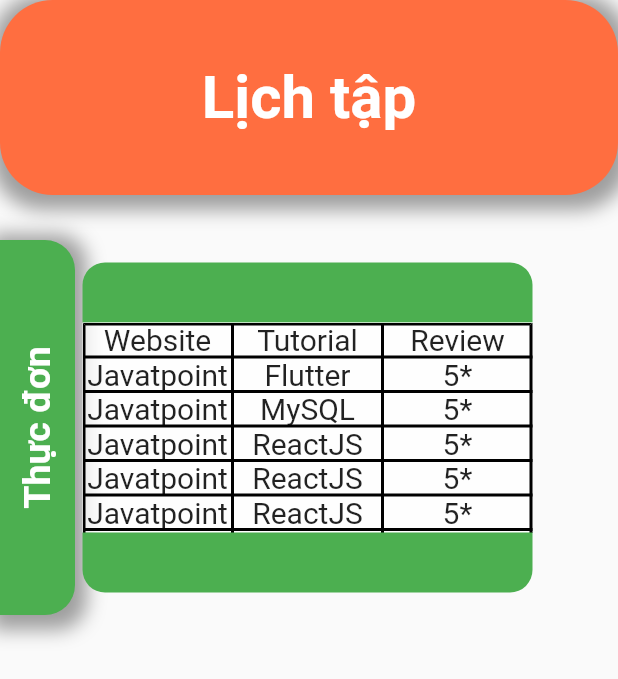
After one commit to hlongpt1999/luan_van, a Flutter app: the CreateScheduleScreen screen opened directly, on a phone screen of 412 x 824 dp. The commit adds this screen. Shown: the top 679 px of the screen. Run offline on Flutter 3.47's test engine with Material 2 defaults, Android fonts, the phone set to English and light mode, and no system bars; statements that could not run were skipped.

Commit message:
[Create] - Schedule Screen

```diff
--- a/lib/Screens/bmi/EvaluateBMIScreen.dart
+++ b/lib/Screens/bmi/EvaluateBMIScreen.dart
@@ -3,6 +3,7 @@
 import 'package:luan_van/resources/background_painter_circle.dart';
 import 'package:luan_van/resources/button_outline.dart';
 import 'package:luan_van/screens/bmi/box_bmi_select.dart';
+import 'package:luan_van/screens/schedule/CreateScheduleScreen.dart';
 
 class EvaluateBMIScreen extends StatefulWidget{
   @override
@@ -92,6 +93,16 @@
                   SizedBox(height: 10,),
                   GestureDetector(
                     onTap: refreshadd,
+                    child: ButtonOutLine(),
+                  ),
+
+                  SizedBox(height: 10,),
+                  GestureDetector(
+                    onTap: ((){
+                      setState(() {
+                        Navigator.of(context).push(MaterialPageRoute(builder: (context) => CreateScheduleScreen()));
+                      });
+                    }),
                     child: ButtonOutLine(),
                   ),
                 ],
--- /dev/null
+++ b/lib/Screens/schedule/CreateScheduleScreen.dart
@@ -0,0 +1,211 @@
+import 'package:flutter/cupertino.dart';
+import 'package:flutter/material.dart';
+
+class CreateScheduleScreen extends StatefulWidget {
+  @override
+  State<StatefulWidget> createState() => CreateScheduleScreenState();
+}
+
+class CreateScheduleScreenState extends State<CreateScheduleScreen> {
+  double _sizeHeightSchedule = 250, _sizeHeightItemSchedule = 220;
+  double _sizeWidthItemSchedule = 300;
+  double _sizeHeightTitle = 40;
+  double _radiusItem = 15;
+  double _sizeTextDetail = 20;
+
+  @override
+  Widget build(BuildContext context) {
+    return Scaffold(
+      body: Container(
+        child: Column(
+          mainAxisAlignment: MainAxisAlignment.start,
+          crossAxisAlignment: CrossAxisAlignment.center,
+          children: [
+            Center(
+              child: Container(
+                height: 130,
+                width: double.infinity,
+                decoration: BoxDecoration(
+                  color: Colors.deepOrangeAccent,
+                  borderRadius: BorderRadius.all(Radius.circular(35)),
+                  boxShadow: [
+                    BoxShadow(
+                      color: Colors.grey.withOpacity(1),
+                      spreadRadius: 7,
+                      blurRadius: 10,
+                      offset: Offset(1, 3), // changes position of shadow
+                    ),
+                  ],
+                ),
+                child: Center(
+                  child: Text(
+                    "Lịch tập",
+                    style: TextStyle(
+                      color: Colors.white,
+                      fontSize: 40,
+                      fontWeight: FontWeight.bold,
+                    ),
+                  ),
+                ),
+              ),
+            ),
+            SizedBox(
+              height: 30,
+            ),
+            Container(
+              height: _sizeHeightSchedule,
+              width: double.infinity,
+              child: Row(
+                children: [
+                  rotateTitle("Thực đơn"),
+                  SizedBox(
+                    width: 5,
+                  ),
+                  Container(
+                    child: itemSchedule(),
+                  ),
+                ],
+              ),
+            ),
+          ],
+        ),
+      ),
+    );
+  }
+
+  Widget itemSchedule() {
+    return Container(
+      height: _sizeHeightItemSchedule,
+      width: _sizeWidthItemSchedule,
+      decoration: BoxDecoration(
+        borderRadius: BorderRadius.all(Radius.circular(_radiusItem))
+      ),
+      child: Column(
+        children: [
+          Container(
+            height: _sizeHeightTitle,
+            decoration: BoxDecoration(
+              color: Colors.green,
+              borderRadius: BorderRadius.vertical(top: Radius.circular(_radiusItem)),
+            ),
+          ),
+
+          Container(
+            color: Colors.white70,
+            height: _sizeHeightItemSchedule - 2*_sizeHeightTitle,
+            child: SingleChildScrollView(
+              child: Table(
+                border: TableBorder.all(
+                    color: Colors.black,
+                    style: BorderStyle.solid,
+                    width: 2),
+                children: [
+                  TableRow( children: [
+                    Column(children:[Text('Website', style: TextStyle(fontSize: 20.0))]),
+                    Column(children:[Text('Tutorial', style: TextStyle(fontSize: 20.0))]),
+                    Column(children:[Text('Review', style: TextStyle(fontSize: 20.0))]),
+                  ]),
+                  TableRow( children: [
+                    Column(children:[Text('Javatpoint', style: TextStyle(fontSize: _sizeTextDetail))]),
+                    Column(children:[Text('Flutter', style: TextStyle(fontSize: _sizeTextDetail))]),
+                    Column(children:[Text('5*', style: TextStyle(fontSize: _sizeTextDetail))]),
+                  ]),
+                  TableRow( children: [
+                    Column(children:[Text('Javatpoint', style: TextStyle(fontSize: _sizeTextDetail))]),
+                    Column(children:[Text('MySQL', style: TextStyle(fontSize: _sizeTextDetail))]),
+                    Column(children:[Text('5*', style: TextStyle(fontSize: _sizeTextDetail))]),
+                  ]),
+                  TableRow( children: [
+                    Column(children:[Text('Javatpoint', style: TextStyle(fontSize: _sizeTextDetail))]),
+                    Column(children:[Text('ReactJS', style: TextStyle(fontSize: _sizeTextDetail))]),
+                    Column(children:[Text('5*', style: TextStyle(fontSize: _sizeTextDetail))]),
+                  ]),
+                  TableRow( children: [
+                    Column(children:[Text('Javatpoint', style: TextStyle(fontSize: _sizeTextDetail))]),
+                    Column(children:[Text('ReactJS', style: TextStyle(fontSize: _sizeTextDetail))]),
+                    Column(children:[Text('5*', style: TextStyle(fontSize: _sizeTextDetail))]),
+                  ]),
+                  TableRow( children: [
+                    Column(children:[Text('Javatpoint', style: TextStyle(fontSize: _sizeTextDetail))]),
+                    Column(children:[Text('ReactJS', style: TextStyle(fontSize: _sizeTextDetail))]),
+                    Column(children:[Text('5*', style: TextStyle(fontSize: _sizeTextDetail))]),
+                  ]),
+                  TableRow( children: [
+                    Column(children:[Text('Javatpoint', style: TextStyle(fontSize: _sizeTextDetail))]),
+                    Column(children:[Text('ReactJS', style: TextStyle(fontSize: _sizeTextDetail))]),
+                    Column(children:[Text('5*', style: TextStyle(fontSize: _sizeTextDetail))]),
+                  ]),
+                  TableRow( children: [
+                    Column(children:[Text('Javatpoint', style: TextStyle(fontSize: _sizeTextDetail))]),
+                    Column(children:[Text('ReactJS', style: TextStyle(fontSize: _sizeTextDetail))]),
+                    Column(children:[Text('5*', style: TextStyle(fontSize: _sizeTextDetail))]),
+                  ]),
+                  TableRow( children: [
+                    Column(children:[Text('Javatpoint', style: TextStyle(fontSize: _sizeTextDetail))]),
+                    Column(children:[Text('ReactJS', style: TextStyle(fontSize: _sizeTextDetail))]),
+                    Column(children:[Text('5*', style: TextStyle(fontSize: _sizeTextDetail))]),
+                  ]),
+                  TableRow( children: [
+                    Column(children:[Text('Javatpoint', style: TextStyle(fontSize: _sizeTextDetail))]),
+                    Column(children:[Text('ReactJS', style: TextStyle(fontSize: _sizeTextDetail))]),
+                    Column(children:[Text('5*', style: TextStyle(fontSize: _sizeTextDetail))]),
+                  ]),
+                  TableRow( children: [
+                    Column(children:[Text('Javatpoint', style: TextStyle(fontSize: _sizeTextDetail))]),
+                    Column(children:[Text('ReactJS', style: TextStyle(fontSize: _sizeTextDetail))]),
+                    Column(children:[Text('5*', style: TextStyle(fontSize: _sizeTextDetail))]),
+                  ]),
+                  TableRow( children: [
+                    Column(children:[Text('Javatpoint', style: TextStyle(fontSize: _sizeTextDetail))]),
+                    Column(children:[Text('ReactJS', style: TextStyle(fontSize: _sizeTextDetail))]),
+                    Column(children:[Text('5*', style: TextStyle(fontSize: _sizeTextDetail))]),
+                  ]),
+                ],
+              ),
+            ),
+          ),
+
+          Container(
+            height: _sizeHeightTitle,
+            decoration: BoxDecoration(
+              color: Colors.green,
+              borderRadius: BorderRadius.vertical(bottom: Radius.circular(_radiusItem)),
+            ),
+          ),
+        ],
+      ),
+    );
+  }
+
+  Widget rotateTitle(String _title) {
+    return Container(
+      height: _sizeHeightSchedule,
+      width: 50,
+      decoration: BoxDecoration(
+        color: Colors.green,
+        borderRadius: BorderRadius.horizontal(right: Radius.circular(20)),
+        boxShadow: [
+          BoxShadow(
+            color: Colors.grey.withOpacity(1),
+            spreadRadius: 7,
+            blurRadius: 10,
+            offset: Offset(1, 3), // changes position of shadow
+          ),
+        ],
+      ),
+      child: RotatedBox(
+        quarterTurns: -1,
+        child: Center(
+          child: Text(
+            _title,
+            style: TextStyle(
+              color: Colors.white,
+              fontSize: 25,
+              fontWeight: FontWeight.bold,
+            ),
+          ),
+        ),
+      ),
+    );
+  }
+}
```
